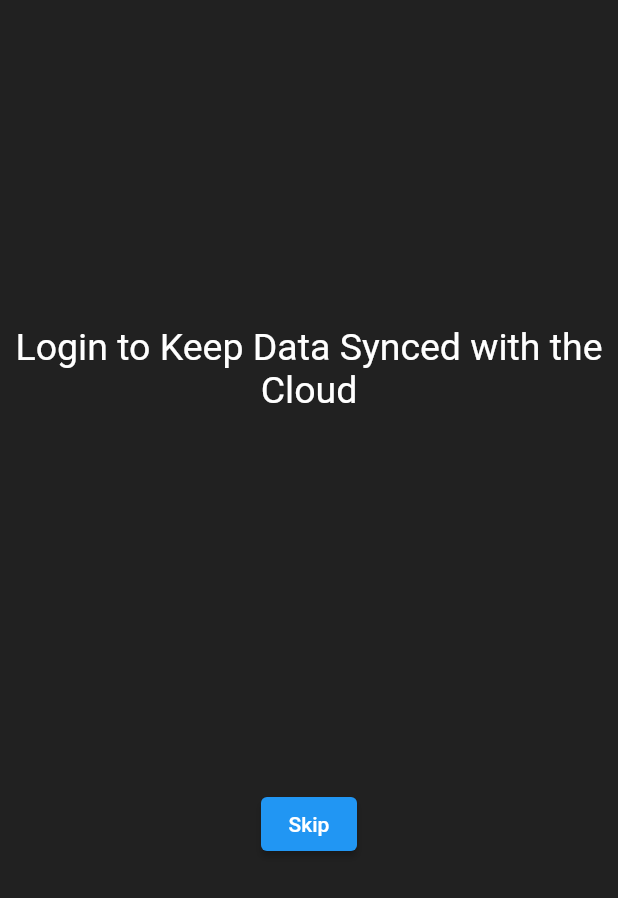
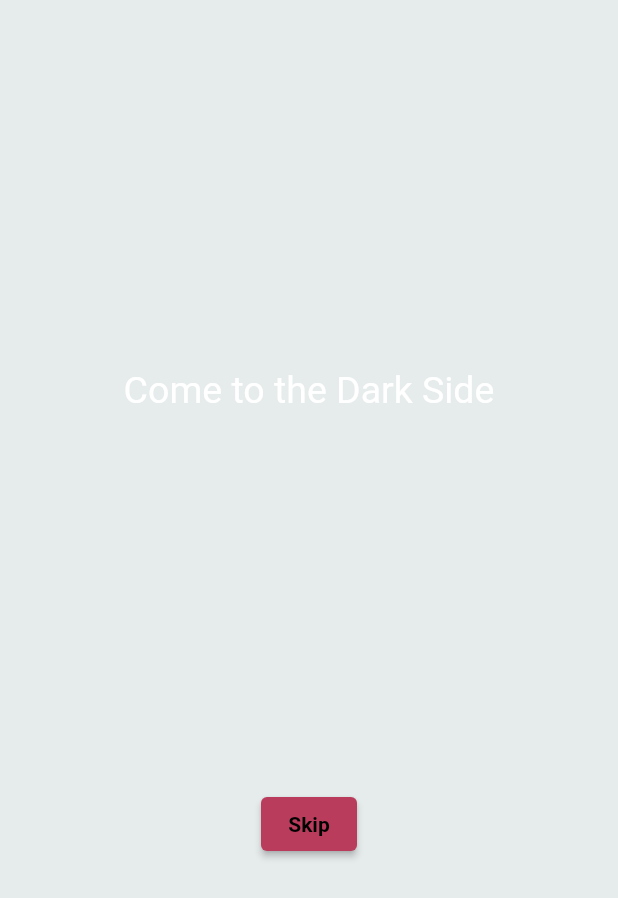
Before and after one commit to maheshj01/Expenses_Flutter_App, a Flutter app: the screen it shows after launch, on a phone screen of 412 x 824 dp. Shown: the top 898 px of the screen. Run offline on Flutter 3.47's test engine with Material 2 defaults, Android fonts, the phone set to English and light mode, and no system bars; our stand-ins replace freezed_annotation, rxdart; missing offline and left inert: sqfentity, sqfentity_gen.

Commit message:
Add color Scheme

```diff
--- a/lib/main.dart
+++ b/lib/main.dart
@@ -1,18 +1,24 @@
 import 'package:expense_manager/constants/exports.dart';
+import 'package:flutter/foundation.dart';
 import 'package:flutter/material.dart';
 
 void main() {
   runApp(MyApp());
 }
 
+Settings appSettings = Settings();
+
 class MyApp extends StatelessWidget {
   @override
   Widget build(BuildContext context) {
+    return AnimatedBuilder(
+        animation: appSettings,
+        builder: (context, snapshot) {
           return MaterialApp(
-      debugShowCheckedModeBanner: false,
-      theme: ThemeData(
-          scaffoldBackgroundColor: ExpenseTheme.scaffoldBackgroundColor,
-          canvasColor: Colors.transparent),
+            debugShowCheckedModeBanner: kDebugMode,
+            theme: ExpenseTheme.lightThemeData,
+            darkTheme: ExpenseTheme.darkThemeData,
+            themeMode: appSettings.getTheme,
             initialRoute: pages[0],
             routes: {
               pages[0]: (context) => LoginCheck(),
@@ -20,5 +26,21 @@ class MyApp extends StatelessWidget {
             },
             // home: LoginCheck(),
           );
+        });
   }
 }
+
+class Settings extends ChangeNotifier {
+  ThemeMode theme = ThemeMode.system;
+
+  ThemeMode get getTheme => theme;
+
+  void setTheme(ThemeMode theme) {
+    this.theme = theme;
+    notifyListeners();
+  }
+
+  void notifyListeners() {
+    super.notifyListeners();
+  }
+}
--- a/lib/pages/expense_page.dart
+++ b/lib/pages/expense_page.dart
@@ -89,8 +89,7 @@ class _ExpensePageState extends State<ExpensePage> {
             },
             tooltip: 'Add Expense',
             child: Text('$rupeeSymbol',
-                style: ExpenseTheme.rupeeStyle
-                    .copyWith(color: Colors.black, fontSize: 32))),
+                style: ExpenseTheme.rupeeStyle.copyWith(fontSize: 32))),
         drawer: Drawer(child: EmDrawer()),
         body: Column(
           children: <Widget>[
--- a/lib/pages/login_check.dart
+++ b/lib/pages/login_check.dart
@@ -1,5 +1,4 @@
 import 'package:expense_manager/constants/exports.dart';
-import 'package:expense_manager/constants/strings.dart';
 import 'package:flutter/material.dart';
 
 class LoginCheck extends StatefulWidget {
@@ -21,7 +20,7 @@ class _LoginCheckState extends State<LoginCheck> {
         child: Container(
           alignment: Alignment.bottomCenter,
           child: Text(
-            "Login to Keep Data Synced with the Cloud",
+            "Come to the Dark Side",
             style: ExpenseTheme.inputTextStyle,
             textAlign: TextAlign.center,
           ),
--- a/lib/themes/expense_theme.dart
+++ b/lib/themes/expense_theme.dart
@@ -9,8 +9,96 @@ class ExpenseTheme {
   static final Color scaffoldBackgroundColor = Colors.grey.shade900;
   static final Color dismissedRight = Colors.red;
   static final Color dismissedLeft = Colors.grey.shade700;
+
+  static const _lightFillColor = Colors.black;
+  static const _darkFillColor = Colors.white;
+  static final Color _lightFocusColor = Colors.black.withOpacity(0.12);
+  static final Color _darkFocusColor = Colors.white.withOpacity(0.12);
+
   static TextStyle inputTextStyle =
       TextStyle(fontSize: 25, color: Colors.white);
-  static TextStyle rupeeStyle =
-      TextStyle(fontSize: 16, color: Colors.white);
+  static TextStyle rupeeStyle = TextStyle(
+    fontSize: 16,
+  );
+
+  static ThemeData lightThemeData =
+      themeData(lightColorScheme, _lightFocusColor);
+  static ThemeData darkThemeData = themeData(darkColorScheme, _darkFocusColor);
+
+  static ThemeData themeData(ColorScheme colorScheme, Color focusColor) {
+    return ThemeData(
+      colorScheme: colorScheme,
+      textTheme: _textTheme,
+      // Matches manifest.json colors and background color.
+      primaryColor: const Color(0xFF030303),
+      appBarTheme: AppBarTheme(
+        backgroundColor: colorScheme.background,
+        elevation: 0,
+        iconTheme: IconThemeData(color: colorScheme.primary),
+      ),
+      iconTheme: IconThemeData(color: colorScheme.onPrimary),
+      canvasColor: colorScheme.background,
+      scaffoldBackgroundColor: colorScheme.background,
+      highlightColor: Colors.transparent,
+      focusColor: focusColor,
+      snackBarTheme: SnackBarThemeData(
+        behavior: SnackBarBehavior.floating,
+        backgroundColor: Color.alphaBlend(
+          _lightFillColor.withOpacity(0.80),
+          _darkFillColor,
+        ),
+        contentTextStyle: _textTheme.subtitle1!.apply(color: _darkFillColor),
+      ),
+    );
+  }
+
+  static ColorScheme lightColorScheme = ColorScheme(
+    primary: Color(0xFFB93C5D),
+    primaryContainer: Color(0xFF117378),
+    secondary: Color(0xFFEFF3F3),
+    secondaryContainer: Color(0xFFFAFBFB),
+    background: Color(0xFFE6EBEB),
+    surface: Color(0xFFFAFBFB),
+    onBackground: Colors.white,
+    error: _lightFillColor,
+    onError: _lightFillColor,
+    onPrimary: _lightFillColor,
+    onSecondary: Color(0xFF322942),
+    onSurface: Color(0xFF241E30),
+    brightness: Brightness.light,
+  );
+
+  static ColorScheme darkColorScheme = ColorScheme(
+    primary: Color(0xFFFF8383),
+    primaryContainer: Color(0xFF1CDEC9),
+    secondary: Color(0xFF4D1F7C),
+    secondaryContainer: Color(0xFF451B6F),
+    background: Color(0xFF241E30),
+    surface: Color(0xFF1F1929),
+    onBackground: Color(0x0DFFFFFF), // White with 0.05 opacity
+    error: _darkFillColor,
+    onError: _darkFillColor,
+    onPrimary: _darkFillColor,
+    onSecondary: _darkFillColor,
+    onSurface: _darkFillColor,
+    brightness: Brightness.dark,
+  );
+
+  static const _regular = FontWeight.w400;
+  static const _medium = FontWeight.w500;
+  static const _semiBold = FontWeight.w600;
+  static const _bold = FontWeight.w700;
+
+  static final TextTheme _textTheme = TextTheme(
+    headline4: TextStyle(fontWeight: _bold, fontSize: 20.0),
+    caption: TextStyle(fontWeight: _semiBold, fontSize: 16.0),
+    headline5: TextStyle(fontWeight: _medium, fontSize: 16.0),
+    subtitle1: TextStyle(fontWeight: _medium, fontSize: 16.0),
+    overline: TextStyle(fontWeight: _medium, fontSize: 12.0),
+    bodyText1: TextStyle(fontWeight: _regular, fontSize: 14.0),
+    subtitle2: TextStyle(fontWeight: _medium, fontSize: 14.0),
+    bodyText2: TextStyle(fontWeight: _regular, fontSize: 16.0),
+    headline6: TextStyle(fontWeight: _bold, fontSize: 16.0),
+    button: TextStyle(fontWeight: _semiBold, fontSize: 14.0),
+  );
 }
--- a/lib/widgets/bottom_sheet.dart
+++ b/lib/widgets/bottom_sheet.dart
@@ -49,7 +49,7 @@ class _EmBottomSheetState extends State<EmBottomSheet> {
           padding:
               EdgeInsets.only(bottom: MediaQuery.of(context).viewInsets.bottom),
           decoration: BoxDecoration(
-              color: ExpenseTheme.bottomSheetBackgroundColor,
+              // color: ExpenseTheme.bottomSheetBackgroundColor,
               borderRadius: BorderRadius.only(
                   topLeft: Radius.circular(20), topRight: Radius.circular(20))),
           child: Column(
```
Also changed, not shown: lib/widgets/drawer.dart (+19 -12 lines), lib/widgets/expense_list_tile.dart (+10 -8 lines). Lines whose indentation alone changed are shown as unchanged.
